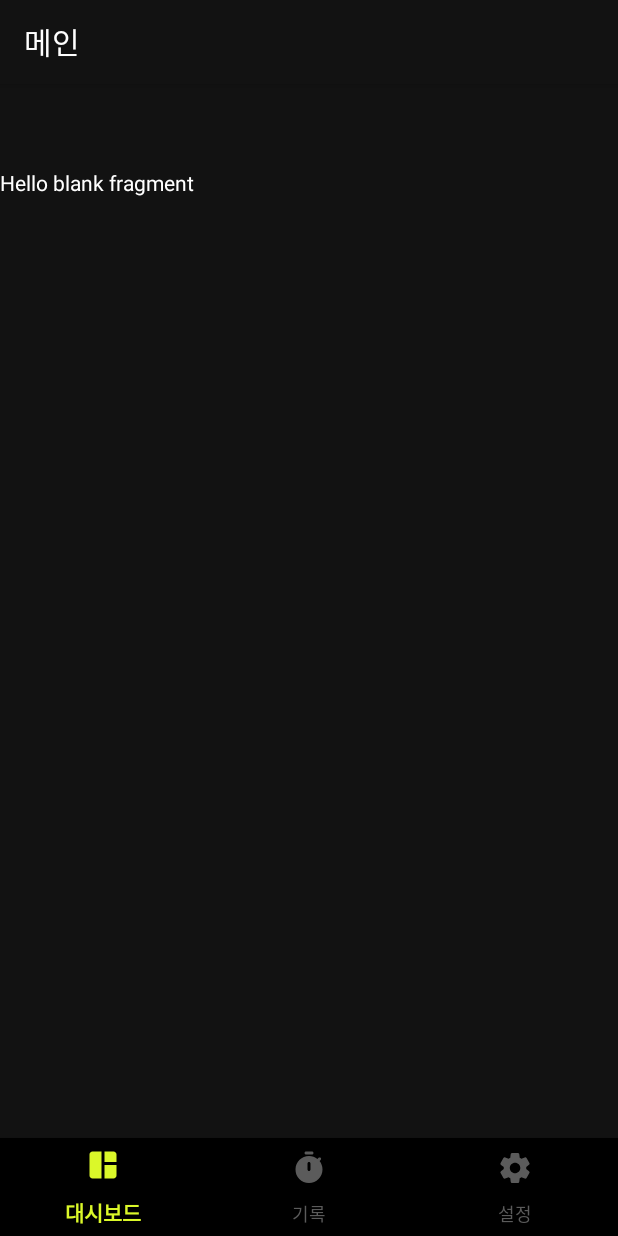
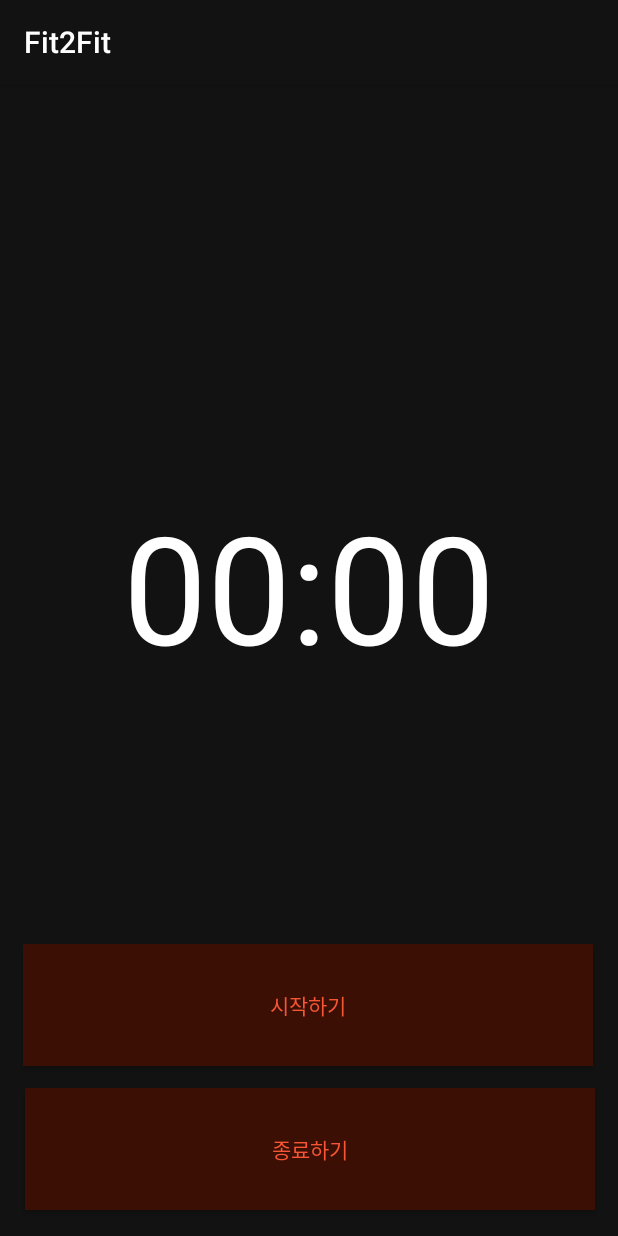
Before and after one commit to ajou-dico/Fit2Fit, an Android app: the screen it shows after launch once a user with an empty profile is signed in (MainActivity before the commit, Timer after it), on a phone screen of 412 x 824 dp. Run offline under Robolectric (Android 15) with nearby library versions, the phone set to English and light mode, and no system bars; our stand-ins replace Firebase (no records; nobody signed in at launch, a user with empty details on screens opened directly).

Commit message:
stop_watch_run

```diff
--- a/app/src/main/java/com/dico/fit2fit/SplashActivity.java
+++ b/app/src/main/java/com/dico/fit2fit/SplashActivity.java
@@ -41,7 +41,7 @@ public class SplashActivity extends AppCompatActivity {
         // 주석 해제 시 사용자가 로그인 한 이력이 있으면 바로 메인으로 감
         FirebaseUser currentUser = mAuth.getCurrentUser();
         if(currentUser != null){
-            Intent intent = new Intent(SplashActivity.this, MainActivity.class);
+            Intent intent = new Intent(SplashActivity.this, Timer.class);
             startActivity(intent);
         }
 
--- /dev/null
+++ b/app/src/main/java/com/dico/fit2fit/Timer.java
@@ -0,0 +1,56 @@
+package com.dico.fit2fit;
+
+import androidx.appcompat.app.AppCompatActivity;
+
+import android.content.Intent;
+import android.os.Bundle;
+import android.os.Handler;
+import android.os.Message;
+import android.os.SystemClock;
+import android.view.View;
+import android.widget.Button;
+import android.widget.Chronometer;
+import android.widget.TextView;
+import android.widget.Toast;
+
+public class Timer extends AppCompatActivity {
+    Button start, stop;
+    Chronometer chronometer;
+    long stopTime = 0;
+    @Override
+    protected void onCreate(Bundle savedInstanceState) {
+        super.onCreate(savedInstanceState);
+        setContentView(R.layout.activity_timer);
+
+        chronometer = findViewById(R.id.chronometer);
+        start = findViewById(R.id.startbtn);
+        stop = findViewById(R.id.stopbtn);
+
+
+        start.setOnClickListener(new View.OnClickListener() {
+            @Override
+            public void onClick(View v) {
+                stopTime = 0;
+                chronometer.setBase(SystemClock.elapsedRealtime() + stopTime);
+                chronometer.start();
+            }
+        });
+        stop.setOnClickListener(new View.OnClickListener() {
+            @Override
+            public void onClick(View v) {
+                stopTime = chronometer.getBase() - SystemClock.elapsedRealtime();
+                chronometer.stop();
+                Toast.makeText(getApplicationContext(), "운동 시간이 기록되었습니다.", Toast.LENGTH_LONG).show();
+
+                //stopTime을 파이어베이스로 넘기고 다시 기록화면으로 넘어가기
+                Intent intent = new Intent(getApplicationContext(), MainActivity.class);
+                startActivity(intent);
+            }
+        });
+
+
+
+    }
+
+
+}
--- /dev/null
+++ b/app/src/main/res/layout/activity_timer.xml
@@ -0,0 +1,53 @@
+<?xml version="1.0" encoding="utf-8"?>
+<androidx.constraintlayout.widget.ConstraintLayout xmlns:android="http://schemas.android.com/apk/res/android"
+    xmlns:app="http://schemas.android.com/apk/res-auto"
+    xmlns:tools="http://schemas.android.com/tools"
+    android:layout_width="match_parent"
+    android:layout_height="match_parent"
+    android:background="@color/black"
+    tools:context=".Timer">
+
+
+    <Chronometer
+        android:id="@+id/chronometer"
+        android:layout_width="412dp"
+        android:layout_height="187dp"
+        android:textAlignment="center"
+        android:textColor="@color/white"
+        android:textSize="100dp"
+        app:layout_constraintBottom_toBottomOf="parent"
+        app:layout_constraintEnd_toEndOf="parent"
+        app:layout_constraintHorizontal_bias="1.0"
+        app:layout_constraintStart_toStartOf="parent"
+        app:layout_constraintTop_toTopOf="parent"
+        app:layout_constraintVertical_bias="0.461" />
+
+    <Button
+        android:id="@+id/stopbtn"
+        android:layout_width="380dp"
+        android:layout_height="81dp"
+        android:text="@string/stop"
+        android:background="@color/timer_red"
+        android:textColor="@color/red"
+        app:layout_constraintBottom_toBottomOf="parent"
+        app:layout_constraintEnd_toEndOf="parent"
+        app:layout_constraintHorizontal_bias="0.516"
+        app:layout_constraintStart_toStartOf="parent"
+        app:layout_constraintTop_toTopOf="parent"
+        app:layout_constraintVertical_bias="0.975" />
+
+    <Button
+        android:id="@+id/startbtn"
+        android:layout_width="380dp"
+        android:layout_height="81dp"
+        android:text="@string/start"
+        android:background="@color/timer_red"
+        android:textColor="@color/red"
+        app:layout_constraintBottom_toBottomOf="parent"
+        app:layout_constraintEnd_toEndOf="parent"
+        app:layout_constraintHorizontal_bias="0.483"
+        app:layout_constraintStart_toStartOf="parent"
+        app:layout_constraintTop_toTopOf="parent"
+        app:layout_constraintVertical_bias="0.835" />
+
+</androidx.constraintlayout.widget.ConstraintLayout>
--- a/app/src/main/res/layout/fragment_dashboard.xml
+++ b/app/src/main/res/layout/fragment_dashboard.xml
@@ -4,13 +4,4 @@
     android:layout_width="match_parent"
     android:layout_height="match_parent"
     android:background="@color/black"
-    tools:context=".dashboard">
-
-    <!-- TODO: Update blank fragment layout -->
-    <TextView
-        android:layout_width="match_parent"
-        android:layout_height="match_parent"
-        android:text="@string/hello_blank_fragment"
-        android:textColor="@color/white"/>
-
-</FrameLayout>
+    tools:context=".dashboard"/>
--- a/app/src/main/res/layout/fragment_options.xml
+++ b/app/src/main/res/layout/fragment_options.xml
@@ -10,7 +10,6 @@
     <TextView
         android:layout_width="match_parent"
         android:layout_height="match_parent"
-        android:text="@string/hello_blank_fragment"
         android:textColor="@color/white"/>
 
 </FrameLayout>
--- a/app/src/main/res/values/colors.xml
+++ b/app/src/main/res/values/colors.xml
@@ -14,4 +14,6 @@
     <color name="gray_divider">#FF6D6D6D</color>
     <color name="gray">#FFA8A8A8</color>
     <color name="red">#FFF65633</color>
+    <color name="timer_red">#3C0F05</color>
+
 </resources>
--- a/app/src/main/res/values/strings.xml
+++ b/app/src/main/res/values/strings.xml
@@ -14,7 +14,7 @@
     <string name="next_text">다음</string>
     <string name="setting_goal">운동 목표 설정</string>
     <string name="complete">완료</string>
-    <!-- TODO: Remove or change this placeholder text -->
-    <string name="hello_blank_fragment">Hello blank fragment</string>
+    <string name="start">시작하기</string>
+    <string name="stop">종료하기</string>
 
 </resources>
```
Also changed, not shown: app/src/main/AndroidManifest.xml (+6 -2 lines), app/src/main/java/com/dico/fit2fit/recording.java (+6 -1 lines), app/src/main/java/com/dico/fit2fit/workout.java (+18 -5 lines), app/src/main/res/layout/fragment_recording.xml (+24 -9 lines).
